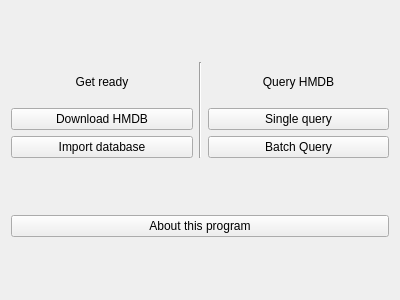
zwpwjwtz/HMDB-qt, file src/mainwindow.ui: the form before one commit.
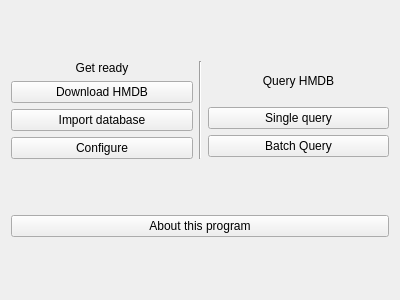
The form after the commit. Icons and pictures are not drawn.

```diff
--- a/src/mainwindow.ui
+++ b/src/mainwindow.ui
@@ -61,6 +61,17 @@
           </property>
          </widget>
         </item>
+        <item>
+         <widget class="QPushButton" name="buttonConfigure">
+          <property name="text">
+           <string>Configure</string>
+          </property>
+          <property name="icon">
+           <iconset resource="resource.qrc">
+            <normaloff>:/icons/configure.png</normaloff>:/icons/configure.png</iconset>
+          </property>
+         </widget>
+        </item>
        </layout>
       </item>
       <item>
```
